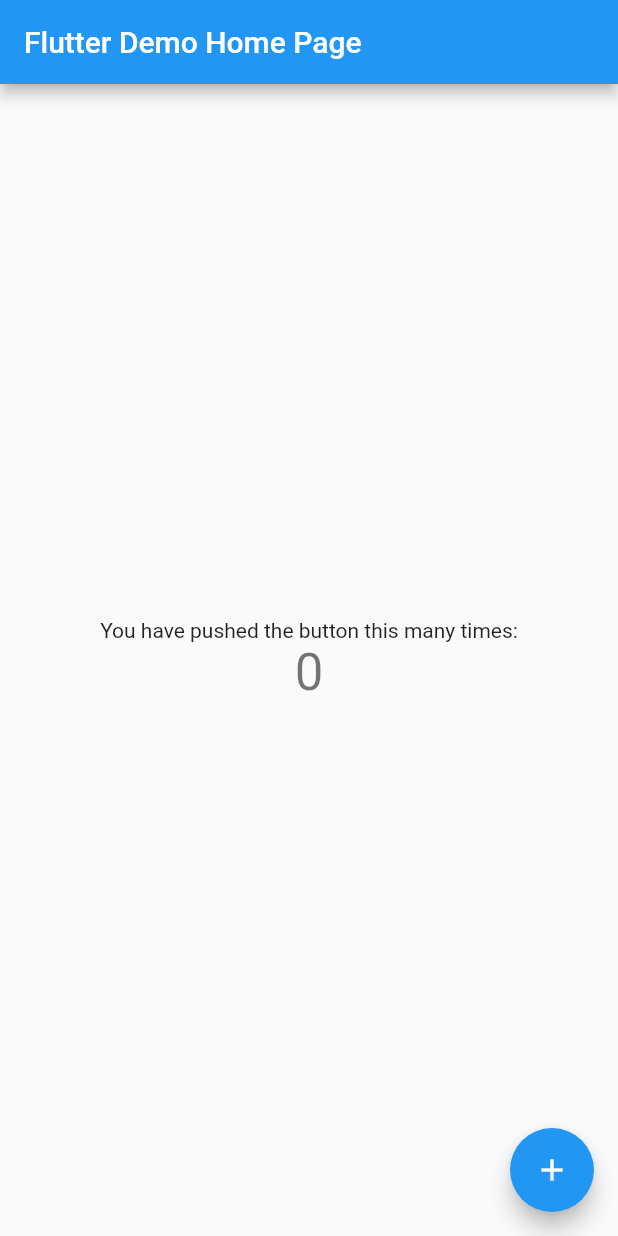
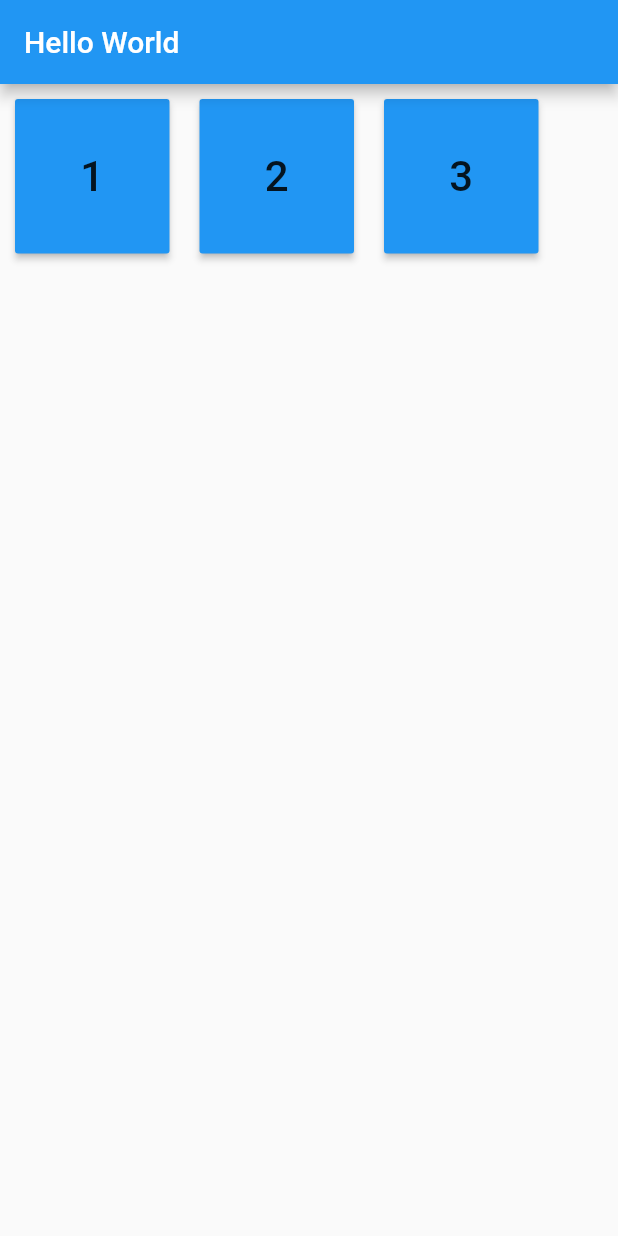
Before and after one commit to SamratSahoo/Equals-App, a Flutter app: the screen it shows after launch, on a phone screen of 412 x 824 dp. Run offline on Flutter 3.47's test engine with Material 2 defaults, Android fonts, the phone set to English and light mode, and no system bars.

Commit message:
Started making some widgets

```diff
--- /dev/null
+++ b/lib/Pages/BasicCalculator.dart
@@ -0,0 +1,17 @@
+import 'package:flutter/material.dart';
+import 'package:equals_app/Widgets/BasicCalculator/button.dart';
+
+class BasicCalculator extends StatelessWidget {
+  Widget build(BuildContext context) {
+    return MaterialApp(
+      home: Scaffold(
+        appBar: AppBar(
+          title: Text("Hello World"),
+        ),
+        body: Row(
+          children: [Button("1", 1), Button("2", 1), Button("3", 1)],
+        ),
+      ),
+    );
+  }
+}
--- /dev/null
+++ b/lib/Widgets/BasicCalculator/button.dart
@@ -0,0 +1,39 @@
+import 'package:flutter/material.dart';
+
+class Button extends StatelessWidget {
+  String buttonText;
+  int width;
+  int widthSeperator;
+  int heightSeperator;
+
+  Button(String buttonText, int width,
+      {int widthSeperator: 4, int heightSeperator: 4}) {
+    this.buttonText = buttonText;
+    this.width = width;
+    this.widthSeperator = widthSeperator;
+    this.heightSeperator = heightSeperator;
+  }
+
+  void doNothing() {
+    print('hello world!');
+  }
+
+  @override
+  Widget build(BuildContext context) {
+    return Container(
+      width:
+      this.width * MediaQuery.of(context).size.width / this.widthSeperator,
+      height: MediaQuery.of(context).size.width / this.heightSeperator,
+      margin: EdgeInsets.all(10),
+      child: RaisedButton(
+        color: Colors.blue,
+        child: Text(
+          this.buttonText,
+          style: TextStyle(fontSize: 28),
+          textAlign: TextAlign.center,
+        ),
+        onPressed: doNothing,
+      ),
+    );
+  }
+}
--- a/lib/main.dart
+++ b/lib/main.dart
@@ -1,111 +1,20 @@
 import 'package:flutter/material.dart';
+import 'Pages/BasicCalculator.dart';
 
 void main() => runApp(MyApp());
 
-class MyApp extends StatelessWidget {
-  // This widget is the root of your application.
+class MyApp extends StatefulWidget {
   @override
+  State<StatefulWidget> createState() {
+    // TODO: implement createState
+    return _MyAppState();
+  }
+}
+
+class _MyAppState extends State<MyApp> {
   Widget build(BuildContext context) {
     return MaterialApp(
-      title: 'Flutter Demo',
-      theme: ThemeData(
-        // This is the theme of your application.
-        //
-        // Try running your application with "flutter run". You'll see the
-        // application has a blue toolbar. Then, without quitting the app, try
-        // changing the primarySwatch below to Colors.green and then invoke
-        // "hot reload" (press "r" in the console where you ran "flutter run",
-        // or simply save your changes to "hot reload" in a Flutter IDE).
-        // Notice that the counter didn't reset back to zero; the application
-        // is not restarted.
-        primarySwatch: Colors.blue,
-      ),
-      home: MyHomePage(title: 'Flutter Demo Home Page'),
+      home: BasicCalculator(),
     );
   }
 }
-
-class MyHomePage extends StatefulWidget {
-  MyHomePage({Key key, this.title}) : super(key: key);
-
-  // This widget is the home page of your application. It is stateful, meaning
-  // that it has a State object (defined below) that contains fields that affect
-  // how it looks.
-
-  // This class is the configuration for the state. It holds the values (in this
-  // case the title) provided by the parent (in this case the App widget) and
-  // used by the build method of the State. Fields in a Widget subclass are
-  // always marked "final".
-
-  final String title;
-
-  @override
-  _MyHomePageState createState() => _MyHomePageState();
-}
-
-class _MyHomePageState extends State<MyHomePage> {
-  int _counter = 0;
-
-  void _incrementCounter() {
-    setState(() {
-      // This call to setState tells the Flutter framework that something has
-      // changed in this State, which causes it to rerun the build method below
-      // so that the display can reflect the updated values. If we changed
-      // _counter without calling setState(), then the build method would not be
-      // called again, and so nothing would appear to happen.
-      _counter++;
-    });
-  }
-
-  @override
-  Widget build(BuildContext context) {
-    // This method is rerun every time setState is called, for instance as done
-    // by the _incrementCounter method above.
-    //
-    // The Flutter framework has been optimized to make rerunning build methods
-    // fast, so that you can just rebuild anything that needs updating rather
-    // than having to individually change instances of widgets.
-    return Scaffold(
-      appBar: AppBar(
-        // Here we take the value from the MyHomePage object that was created by
-        // the App.build method, and use it to set our appbar title.
-        title: Text(widget.title),
-      ),
-      body: Center(
-        // Center is a layout widget. It takes a single child and positions it
-        // in the middle of the parent.
-        child: Column(
-          // Column is also a layout widget. It takes a list of children and
-          // arranges them vertically. By default, it sizes itself to fit its
-          // children horizontally, and tries to be as tall as its parent.
-          //
-          // Invoke "debug painting" (press "p" in the console, choose the
-          // "Toggle Debug Paint" action from the Flutter Inspector in Android
-          // Studio, or the "Toggle Debug Paint" command in Visual Studio Code)
-          // to see the wireframe for each widget.
-          //
-          // Column has various properties to control how it sizes itself and
-          // how it positions its children. Here we use mainAxisAlignment to
-          // center the children vertically; the main axis here is the vertical
-          // axis because Columns are vertical (the cross axis would be
-          // horizontal).
-          mainAxisAlignment: MainAxisAlignment.center,
-          children: <Widget>[
-            Text(
-              'You have pushed the button this many times:',
-            ),
-            Text(
-              '$_counter',
-              style: Theme.of(context).textTheme.display1,
-            ),
-          ],
-        ),
-      ),
-      floatingActionButton: FloatingActionButton(
-        onPressed: _incrementCounter,
-        tooltip: 'Increment',
-        child: Icon(Icons.add),
-      ), // This trailing comma makes auto-formatting nicer for build methods.
-    );
-  }
-}
```
Also changed, not shown: pubspec.yaml (+10 -6 lines), pubspec.lock, 17 other files.
